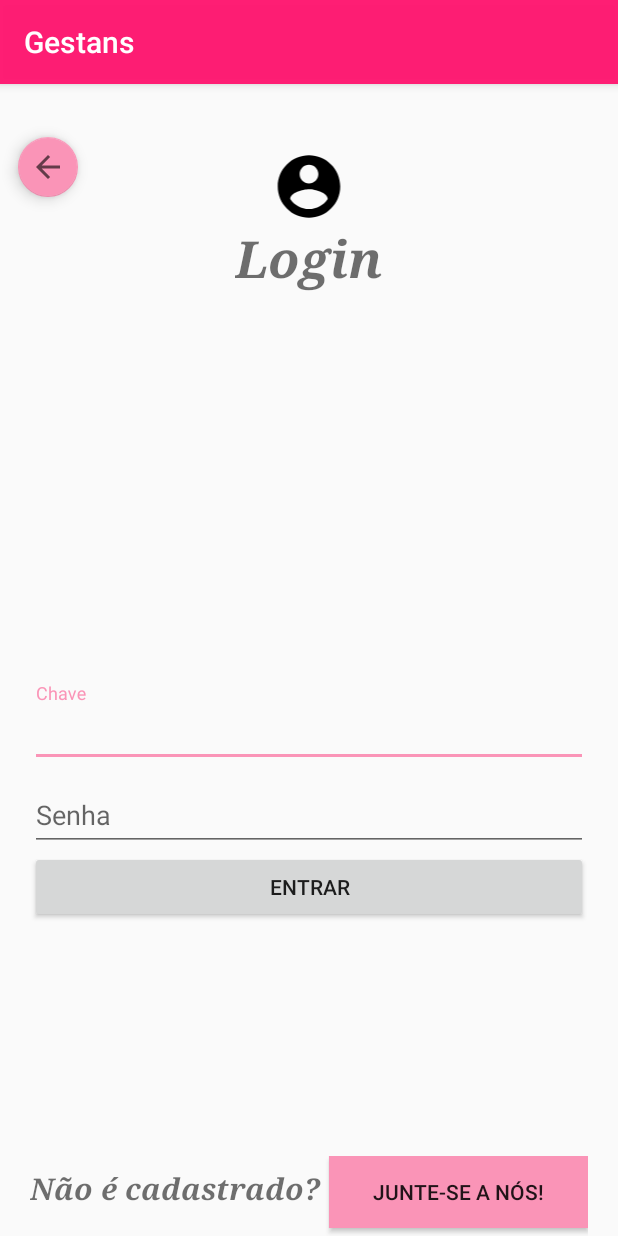
After one commit to liviabrandaao/GestansApplication, an Android app: the LoginPacienteActivity screen opened directly, with no data from a screen before it, on a phone screen of 412 x 824 dp. The commit adds this screen. Run offline under Robolectric (Android 15) with nearby library versions, the phone set to English and light mode, and no system bars; our stand-ins replace ButterKnife; 2 statements that could not run were skipped.

Commit message:
Login Paciente - entrutura básica

```diff
--- a/Gestans_Android/GestansApp/app/src/main/AndroidManifest.xml
+++ b/Gestans_Android/GestansApp/app/src/main/AndroidManifest.xml
@@ -18,7 +18,8 @@
         <activity android:name=".activities.MainActivity" />
         <activity android:name=".activities.LoginMedicoActivity" />
         <activity android:name=".activities.MenuMedicoActivity" />
-        <activity android:name=".activities.CadastrarMedicoActivity"></activity>
+        <activity android:name=".activities.CadastrarMedicoActivity" />
+        <activity android:name=".activities.LoginPacienteActivity"></activity>
     </application>
 
 </manifest>
--- a/Gestans_Android/GestansApp/app/src/main/java/br/edu/ifpb/gestansapp/activities/LoginMedicoActivity.java
+++ b/Gestans_Android/GestansApp/app/src/main/java/br/edu/ifpb/gestansapp/activities/LoginMedicoActivity.java
@@ -36,7 +36,7 @@ public class LoginMedicoActivity extends AppCompatActivity {
                     Intent intent = new Intent(LoginMedicoActivity.this, MenuMedicoActivity.class);
                     startActivity(intent);
                 } else {
-                    Toast.makeText(getApplicationContext(),"Usuário ou senha inválidos!", Toast.LENGTH_SHORT).show();
+                    Toast.makeText(getApplicationContext(),"Chave ou senha inválidos!", Toast.LENGTH_SHORT).show();
                 }
             }
         });
--- /dev/null
+++ b/Gestans_Android/GestansApp/app/src/main/java/br/edu/ifpb/gestansapp/activities/LoginPacienteActivity.java
@@ -0,0 +1,66 @@
+package br.edu.ifpb.gestansapp.activities;
+
+import android.content.Intent;
+import android.support.v7.app.AppCompatActivity;
+import android.os.Bundle;
+import android.view.View;
+import android.widget.Button;
+import android.widget.EditText;
+import android.widget.Toast;
+
+import br.edu.ifpb.gestansapp.R;
+import butterknife.BindView;
+import butterknife.ButterKnife;
+
+public class LoginPacienteActivity extends AppCompatActivity {
+
+    @BindView(R.id.edtSenhaPacientelogin) EditText edtSenha;
+    @BindView(R.id.edtChavePacientelogin) EditText edtChave;
+    @BindView(R.id.btnEntrar) Button btnEntrar;
+    @BindView(R.id.btnCadastrarPaciente) Button btnCadastrar;
+    @BindView(R.id.btnPacVoltarMenuInicial) Button btnVoltar;
+    @Override
+    protected void onCreate(Bundle savedInstanceState) {
+        super.onCreate(savedInstanceState);
+        setContentView(R.layout.activity_login_paciente);
+        ButterKnife.bind(this);
+
+        //Verifica os campos da chave e da senha
+        btnEntrar.setOnClickListener(new View.OnClickListener() {
+            @Override
+            public void onClick(View view) {
+                boolean ehValido = validaPaciente();
+                if(ehValido) {
+                    //consultar no bd se a chave dada  do médico existe e retorná-lo, associando a MenuMedico
+                    //Intent intent = new Intent(LoginPacienteActivity.this, MenuPacienteActivity.class);
+                   // startActivity(intent);
+                } else {
+                    Toast.makeText(getApplicationContext(),"Chave ou senha inválidos!", Toast.LENGTH_SHORT).show();
+                }
+            }
+        });
+
+
+        //Inicia o processo de cadastro da paciente
+        btnCadastrar.setOnClickListener(new View.OnClickListener() {
+            @Override
+            public void onClick(View view) {
+               // Intent intent = new Intent(LoginPacienteActivity.this, CadastrarPacienteActivity.class);
+               // startActivity(intent);
+            }
+        });
+
+        //Volta para o menu inicial
+        btnVoltar.setOnClickListener(new View.OnClickListener() {
+            @Override
+            public void onClick(View view) {
+                Intent intent = new Intent(LoginPacienteActivity.this, MainActivity.class);
+                startActivity(intent);
+            }
+        });
+    }
+
+    public boolean validaPaciente(){
+        return true;
+    }
+}
--- a/Gestans_Android/GestansApp/app/src/main/java/entities/Paciente.java
+++ b/Gestans_Android/GestansApp/app/src/main/java/entities/Paciente.java
@@ -14,6 +14,7 @@ public class Paciente {
     private int numeroDeSemanas;
     private String telefone;
     private String chave;
+    private String senha;
     private ArrayList<Autoavaliacao> autoavaliacoes;
 
     public String getChave() {
@@ -64,6 +65,14 @@ public class Paciente {
         this.telefone = telefone;
     }
 
+    public String getSenha() {
+        return senha;
+    }
+
+    public void setSenha(String senha) {
+        this.senha = senha;
+    }
+
     public ArrayList<Autoavaliacao> getAutoavaliacoes() {
         return autoavaliacoes;
     }
@@ -84,10 +93,15 @@ public class Paciente {
             return false;
         if (getEmail() != null ? !getEmail().equals(paciente.getEmail()) : paciente.getEmail() != null)
             return false;
-        if (!getCPF().equals(paciente.getCPF())) return false;
+        if (getCPF() != null ? !getCPF().equals(paciente.getCPF()) : paciente.getCPF() != null)
+            return false;
         if (getTelefone() != null ? !getTelefone().equals(paciente.getTelefone()) : paciente.getTelefone() != null)
             return false;
-        return getChave().equals(paciente.getChave());
+        if (getChave() != null ? !getChave().equals(paciente.getChave()) : paciente.getChave() != null)
+            return false;
+        if (getSenha() != null ? !getSenha().equals(paciente.getSenha()) : paciente.getSenha() != null)
+            return false;
+        return getAutoavaliacoes() != null ? getAutoavaliacoes().equals(paciente.getAutoavaliacoes()) : paciente.getAutoavaliacoes() == null;
 
     }
 
@@ -95,22 +109,26 @@ public class Paciente {
     public int hashCode() {
         int result = getNome() != null ? getNome().hashCode() : 0;
         result = 31 * result + (getEmail() != null ? getEmail().hashCode() : 0);
-        result = 31 * result + getCPF().hashCode();
+        result = 31 * result + (getCPF() != null ? getCPF().hashCode() : 0);
         result = 31 * result + getNumeroDeSemanas();
         result = 31 * result + (getTelefone() != null ? getTelefone().hashCode() : 0);
-        result = 31 * result + getChave().hashCode();
+        result = 31 * result + (getChave() != null ? getChave().hashCode() : 0);
+        result = 31 * result + (getSenha() != null ? getSenha().hashCode() : 0);
+        result = 31 * result + (getAutoavaliacoes() != null ? getAutoavaliacoes().hashCode() : 0);
         return result;
     }
 
     @Override
     public String toString() {
         return "Paciente{" +
-                "chave='" + chave + '\'' +
-                ", nome='" + nome + '\'' +
+                "nome='" + nome + '\'' +
                 ", email='" + email + '\'' +
                 ", CPF='" + CPF + '\'' +
                 ", numeroDeSemanas=" + numeroDeSemanas +
                 ", telefone='" + telefone + '\'' +
+                ", chave='" + chave + '\'' +
+                ", senha='" + senha + '\'' +
+                ", autoavaliacoes=" + autoavaliacoes +
                 '}';
     }
 }
--- /dev/null
+++ b/Gestans_Android/GestansApp/app/src/main/res/layout/activity_login_paciente.xml
@@ -0,0 +1,126 @@
+<?xml version="1.0" encoding="utf-8"?>
+<RelativeLayout xmlns:android="http://schemas.android.com/apk/res/android"
+    xmlns:app="http://schemas.android.com/apk/res-auto"
+    xmlns:tools="http://schemas.android.com/tools"
+    android:layout_width="match_parent"
+    android:layout_height="match_parent"
+    tools:context="br.edu.ifpb.gestansapp.activities.LoginPacienteActivity">
+
+        <ImageView
+            android:id="@+id/imageAccount"
+            android:layout_width="100dp"
+            android:layout_height="50dp"
+            android:layout_marginTop="43dp"
+            app:srcCompat="@drawable/ic_account_circle_black_24dp"
+            android:layout_alignParentTop="true"
+            android:layout_centerHorizontal="true" />
+
+        <TextView
+            android:id="@+id/logintv2"
+            android:layout_width="wrap_content"
+            android:layout_height="wrap_content"
+            android:text="Login"
+            android:fontFamily="serif"
+            android:textColor="@color/common_google_signin_btn_text_light_focused"
+            android:textSize="34sp"
+            android:textStyle="bold|italic"
+            android:textAlignment="center"
+            android:layout_below="@+id/imageAccount"
+            android:layout_centerHorizontal="true" />
+
+
+        <LinearLayout
+            android:layout_width="match_parent"
+            android:layout_height="wrap_content"
+            android:orientation="vertical"
+            android:layout_centerVertical="true"
+            android:layout_alignParentBottom="true"
+            android:layout_marginLeft="20dp"
+            android:layout_marginRight="20dp"
+            android:id="@+id/linearLayout">
+
+            <android.support.design.widget.TextInputLayout
+                android:id="@+id/inputLayoutPacLoginChave"
+                android:layout_width="match_parent"
+                android:layout_height="wrap_content">
+
+                <EditText
+                    android:id="@+id/edtChavePacientelogin"
+                    android:layout_width="match_parent"
+                    android:layout_height="wrap_content"
+                    android:hint="Chave"/>
+
+            </android.support.design.widget.TextInputLayout>
+
+            <android.support.design.widget.TextInputLayout
+                android:id="@+id/inputLayoutPacLoginCRM"
+                android:layout_width="match_parent"
+                android:layout_height="wrap_content">
+
+                <EditText
+                    android:id="@+id/edtSenhaPacientelogin"
+                    android:layout_width="match_parent"
+                    android:layout_height="wrap_content"
+                    android:hint="Senha"/>
+
+            </android.support.design.widget.TextInputLayout>
+
+            <Button
+                android:id="@+id/btnEntrar"
+                android:layout_width="match_parent"
+                android:layout_height="wrap_content"
+                android:layout_marginBottom="5dp"
+                android:layout_weight="1"
+                android:text="Entrar"
+                tools:layout_editor_absoluteX="8dp" />
+
+            <LinearLayout
+                android:layout_width="match_parent"
+                android:layout_height="match_parent"
+                android:orientation="horizontal"
+                android:layout_toEndOf="@+id/btEntrar"
+                android:layout_marginTop="150dp">
+
+                <TextView
+                    android:id="@+id/textView5"
+                    android:layout_width="wrap_content"
+                    android:layout_height="wrap_content"
+                    android:text="Não é cadastrado? "
+                    android:fontFamily="serif"
+                    android:textColor="@color/common_google_signin_btn_text_light_focused"
+                    android:textSize="20sp"
+                    android:textStyle="bold|italic"
+                    android:textAlignment="center"
+                    android:layout_centerHorizontal="true"/>
+
+                <Button
+                    android:id="@+id/btnCadastrarPaciente"
+                    android:layout_width="wrap_content"
+                    android:layout_height="wrap_content"
+                    android:layout_marginBottom="5dp"
+                    android:layout_weight="1"
+                    android:background="@color/colorAccent"
+                    android:text="Junte-se a nós!"
+                    tools:layout_editor_absoluteX="8dp" />
+
+            </LinearLayout>
+
+
+        </LinearLayout>
+
+        <android.support.design.widget.FloatingActionButton
+            android:id="@+id/btnPacVoltarMenuInicial"
+            android:layout_width="wrap_content"
+            android:layout_height="wrap_content"
+            android:layout_marginStart="12dp"
+            android:clickable="true"
+            app:backgroundTint="@color/colorAccent"
+            app:srcCompat="?attr/actionModeCloseDrawable"
+            tools:ignore="MissingConstraints"
+            app:fabSize="mini"
+            android:layout_alignBottom="@+id/imageAccount"
+            android:layout_alignParentStart="true"
+            android:layout_marginBottom="18dp" />
+
+
+</RelativeLayout>
```
